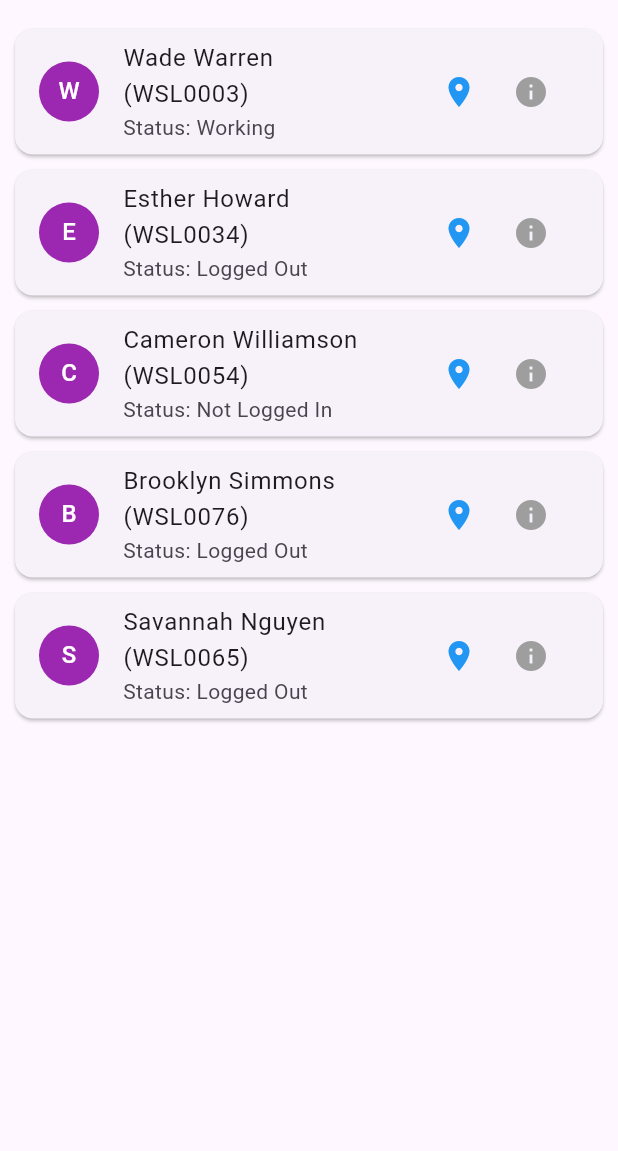
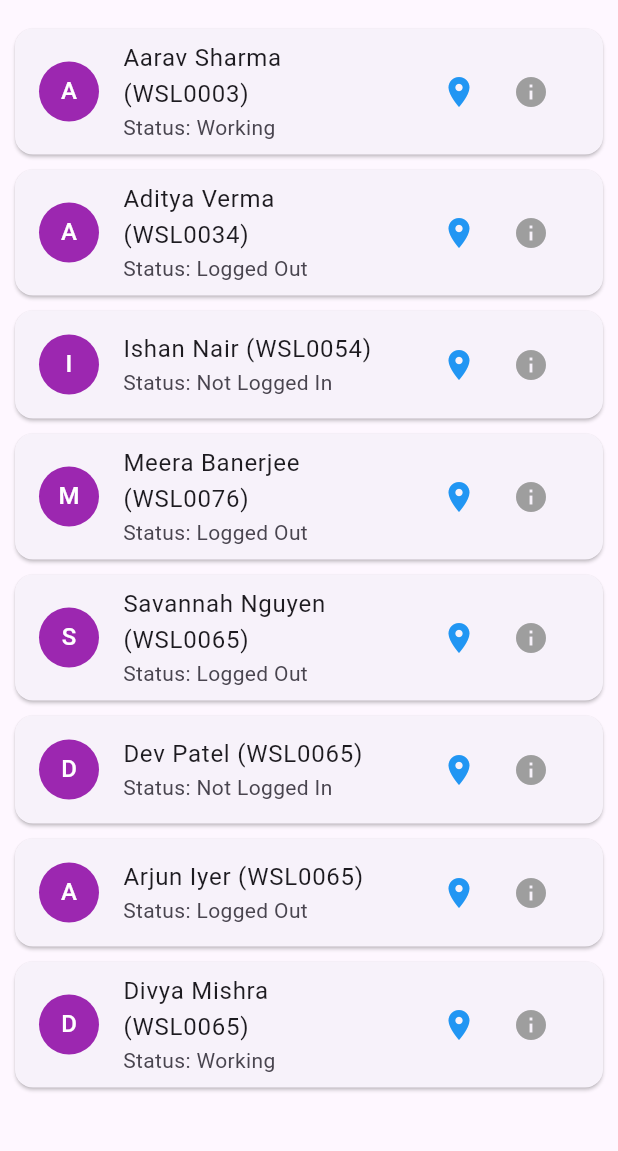
Before and after one commit to ChiragChandel/Attendance-Tracker, a Flutter app: the screen it shows after launch, in the side drawer, after a tap on "Attendance", on a phone screen of 412 x 824 dp, the part 63-1214 px from its top. Run offline on Flutter 3.47's test engine with Material 3 defaults, Android fonts, the light colour scheme and no system bars; our stand-ins replace geolocator, google_maps_flutter, permission_handler.

Commit message:
mansahib s

```diff
--- a/lib/attendance_list.dart
+++ b/lib/attendance_list.dart
@@ -7,11 +7,14 @@ class AttendanceListPage extends StatelessWidget {
   @override
   Widget build(BuildContext context) {
     final List<Map<String, String>> members = [
-      {'name': 'Wade Warren', 'id': 'WSL0003', 'status': 'Working'},
-      {'name': 'Esther Howard', 'id': 'WSL0034', 'status': 'Logged Out'},
-      {'name': 'Cameron Williamson', 'id': 'WSL0054', 'status': 'Not Logged In'},
-      {'name': 'Brooklyn Simmons', 'id': 'WSL0076', 'status': 'Logged Out'},
+       {'name': 'Aarav Sharma', 'id': 'WSL0003', 'status': 'Working'},
+      {'name': 'Aditya Verma', 'id': 'WSL0034', 'status': 'Logged Out'},
+      {'name': 'Ishan Nair', 'id': 'WSL0054', 'status': 'Not Logged In'},
+      {'name': 'Meera Banerjee', 'id': 'WSL0076', 'status': 'Logged Out'},
       {'name': 'Savannah Nguyen', 'id': 'WSL0065', 'status': 'Logged Out'},
+      {'name': 'Dev Patel', 'id': 'WSL0065', 'status': 'Not Logged In'},
+      {'name': 'Arjun Iyer', 'id': 'WSL0065', 'status': 'Logged Out'},
+      {'name': 'Divya Mishra', 'id': 'WSL0065', 'status': 'Working'},
     ];
 
     return Scaffold(
--- a/lib/main.dart
+++ b/lib/main.dart
@@ -36,3 +36,4 @@ class HomePage extends StatelessWidget {
   }
 }
 //hello by m
+// asdfgh
--- a/lib/navigation_drawer.dart
+++ b/lib/navigation_drawer.dart
@@ -23,11 +23,11 @@ class NavigationDrawer extends StatelessWidget {
                 ),
                 SizedBox(height: 10),
                 Text(
-                  'Cameron Williamson',
+                  'Ishan Nair',
                   style: TextStyle(color: Colors.white, fontSize: 18),
                 ),
                 Text(
-                  'cameronwilliamson@gmail.com',
+                  'ishangnair@gmail.com',
                   style: TextStyle(color: Colors.white70, fontSize: 14),
                 ),
               ],
```
